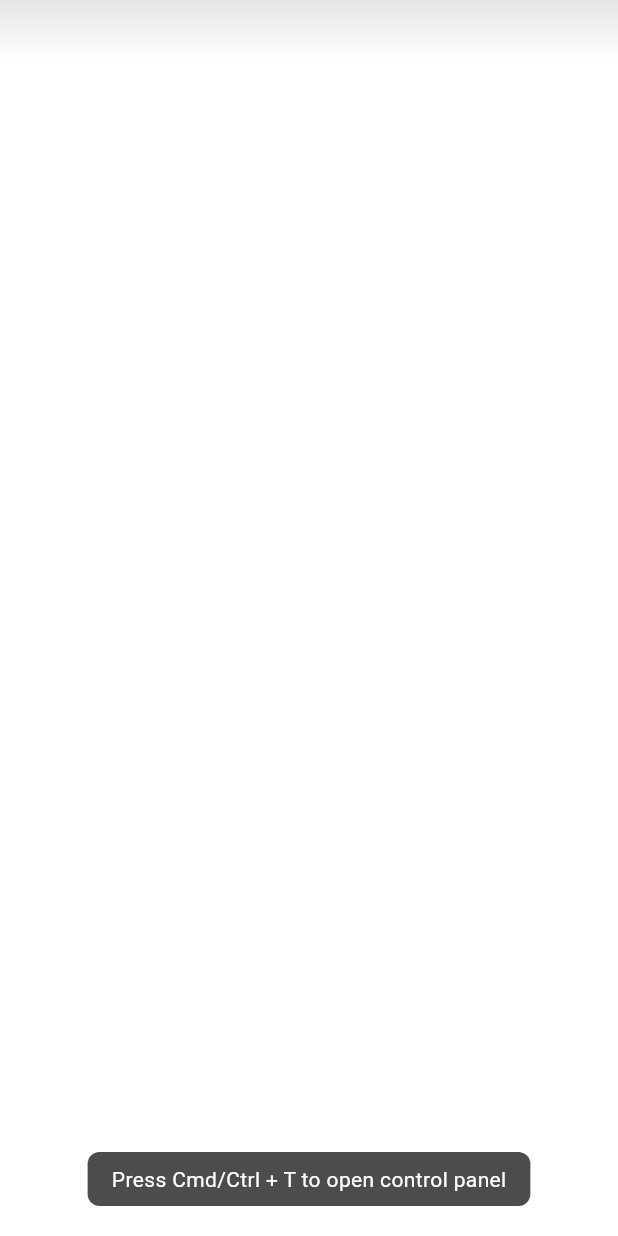
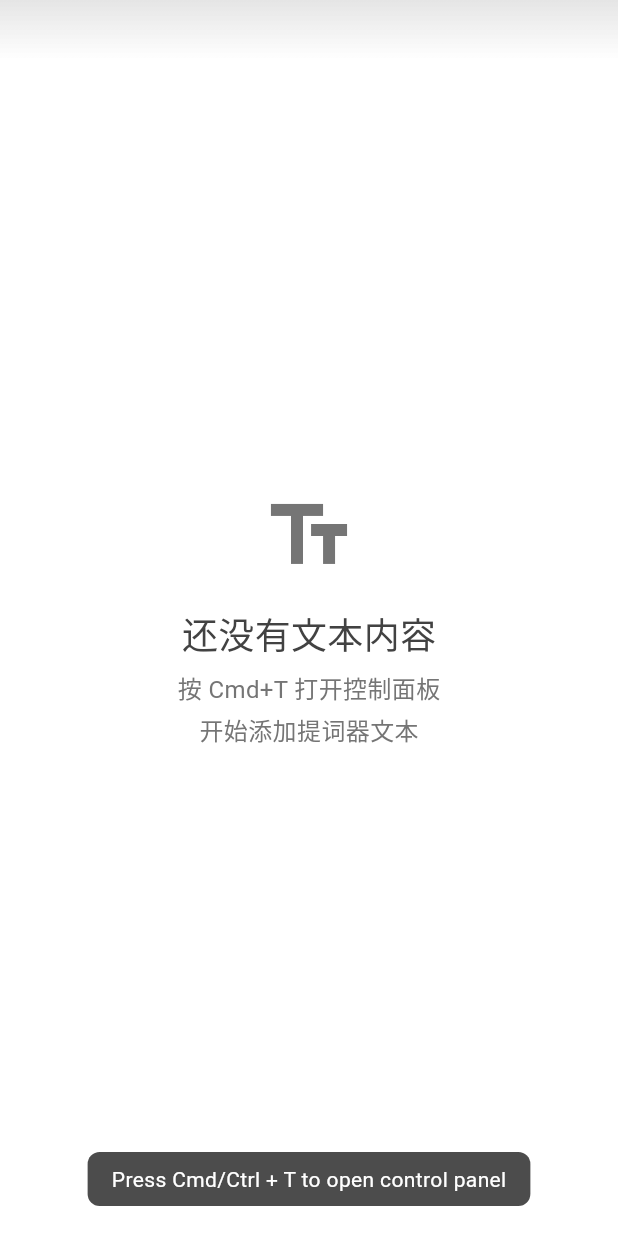
Before and after one commit to datacow-com/-, a Flutter app: the screen it shows after launch, after a tap on "Show Teleprompter", on a phone screen of 412 x 824 dp. Run offline on Flutter 3.47's test engine with Material 3 defaults, Android fonts, the phone set to English and light mode, and no system bars; our stand-ins replace file_picker, shared_preferences; missing offline and left inert: bitsdojo_window, macos_window_utils, window_manager.

Commit message:
P0 UI 修复: 消除黑色窗口问题
- 控制面板改用半透明白色背景(95% 不透明度)
- 所有文字颜色从白色改为深灰色,提高可读性
- 提词器空状态添加半透明提示覆盖层
- 优化 Card 组件样式,添加边框
- 修复 InputDecoration const 错误

```diff
--- a/teleprompter/lib/screens/control_panel_screen.dart
+++ b/teleprompter/lib/screens/control_panel_screen.dart
@@ -58,14 +58,15 @@ class _ControlPanelScreenState extends State<ControlPanelScreen> {
 
         return Container(
           decoration: BoxDecoration(
-            gradient: LinearGradient(
-              begin: Alignment.topLeft,
-              end: Alignment.bottomRight,
-              colors: [
-                Colors.grey.shade900,
-                Colors.black,
-              ],
-            ),
+            color: Colors.white.withOpacity(0.95),
+            borderRadius: BorderRadius.circular(0),
+            boxShadow: [
+              BoxShadow(
+                color: Colors.black.withOpacity(0.1),
+                blurRadius: 20,
+                offset: const Offset(0, 4),
+              ),
+            ],
           ),
           child: SingleChildScrollView(
             padding: const EdgeInsets.all(24),
@@ -97,17 +98,17 @@ class _ControlPanelScreenState extends State<ControlPanelScreen> {
   Widget _buildHeader(TeleprompterProvider provider) {
     return Row(
       children: [
-        const Icon(
+        Icon(
           Icons.settings,
-          color: Colors.white,
+          color: Colors.grey.shade800,
           size: 32,
         ),
         const SizedBox(width: 12),
-        const Expanded(
+        Expanded(
           child: Text(
             'Control Panel',
             style: TextStyle(
-              color: Colors.white,
+              color: Colors.grey.shade900,
               fontSize: 24,
               fontWeight: FontWeight.bold,
             ),
@@ -118,7 +119,7 @@ class _ControlPanelScreenState extends State<ControlPanelScreen> {
           icon: const Icon(Icons.visibility),
           label: const Text('Show Teleprompter'),
           style: ElevatedButton.styleFrom(
-            backgroundColor: Colors.blue.shade700,
+            backgroundColor: Colors.blue.shade600,
             foregroundColor: Colors.white,
             padding: const EdgeInsets.symmetric(
               horizontal: 20,
@@ -136,10 +137,10 @@ class _ControlPanelScreenState extends State<ControlPanelScreen> {
       children: [
         Row(
           children: [
-            const Text(
+            Text(
               'Script Text',
               style: TextStyle(
-                color: Colors.white,
+                color: Colors.grey.shade900,
                 fontSize: 18,
                 fontWeight: FontWeight.w600,
               ),
@@ -170,23 +171,23 @@ class _ControlPanelScreenState extends State<ControlPanelScreen> {
         const SizedBox(height: 12),
         Container(
           decoration: BoxDecoration(
-            color: Colors.grey.shade800,
+            color: Colors.grey.shade50,
             borderRadius: BorderRadius.circular(8),
             border: Border.all(
-              color: Colors.grey.shade700,
+              color: Colors.grey.shade300,
               width: 1,
             ),
           ),
           child: TextField(
             controller: _textController,
             maxLines: 10,
-            style: const TextStyle(
-              color: Colors.white,
+            style: TextStyle(
+              color: Colors.grey.shade900,
               fontSize: 16,
             ),
-            decoration: const InputDecoration(
+            decoration: InputDecoration(
               hintText: 'Enter your script here...',
-              hintStyle: TextStyle(color: Colors.grey),
+              hintStyle: TextStyle(color: Colors.grey.shade400),
               border: InputBorder.none,
               contentPadding: EdgeInsets.all(16),
             ),
@@ -199,16 +200,21 @@ class _ControlPanelScreenState extends State<ControlPanelScreen> {
 
   Widget _buildPlaybackControls(TeleprompterProvider provider) {
     return Card(
-      color: Colors.grey.shade800,
+      color: Colors.white,
+      elevation: 0,
+      shape: RoundedRectangleBorder(
+        borderRadius: BorderRadius.circular(8),
+        side: BorderSide(color: Colors.grey.shade200),
+      ),
       child: Padding(
         padding: const EdgeInsets.all(16),
         child: Column(
           crossAxisAlignment: CrossAxisAlignment.start,
           children: [
-            const Text(
+            Text(
               'Playback Controls',
               style: TextStyle(
-                color: Colors.white,
+                color: Colors.grey.shade900,
                 fontSize: 18,
                 fontWeight: FontWeight.w600,
               ),
@@ -266,16 +272,21 @@ class _ControlPanelScreenState extends State<ControlPanelScreen> {
 
   Widget _buildSettings(TeleprompterProvider provider, settings) {
     return Card(
-      color: Colors.grey.shade800,
+      color: Colors.white,
+      elevation: 0,
+      shape: RoundedRectangleBorder(
+        borderRadius: BorderRadius.circular(8),
+        side: BorderSide(color: Colors.grey.shade200),
+      ),
       child: Padding(
         padding: const EdgeInsets.all(16),
         child: Column(
           crossAxisAlignment: CrossAxisAlignment.start,
           children: [
-            const Text(
+            Text(
               'Settings',
               style: TextStyle(
-                color: Colors.white,
+                color: Colors.grey.shade900,
                 fontSize: 18,
                 fontWeight: FontWeight.w600,
               ),
@@ -348,8 +359,8 @@ class _ControlPanelScreenState extends State<ControlPanelScreen> {
           children: [
             Text(
               label,
-              style: const TextStyle(
-                color: Colors.white,
+              style: TextStyle(
+                color: Colors.grey.shade700,
                 fontSize: 14,
               ),
             ),
--- a/teleprompter/lib/screens/teleprompter_screen.dart
+++ b/teleprompter/lib/screens/teleprompter_screen.dart
@@ -29,6 +29,53 @@ class TeleprompterScreen extends StatelessWidget {
                 onScrollPositionChanged: provider.updateScrollPosition,
                 initialScrollPosition: provider.scrollPosition,
               ),
+
+              // Empty state hint - semi-transparent overlay
+              if (settings.text.isEmpty)
+                Positioned.fill(
+                  child: Container(
+                    decoration: BoxDecoration(
+                      color: Colors.white.withOpacity(0.5),
+                    ),
+                    child: Center(
+                      child: Column(
+                        mainAxisAlignment: MainAxisAlignment.center,
+                        children: [
+                          Icon(
+                            Icons.text_fields,
+                            size: 64,
+                            color: Colors.grey.shade600,
+                          ),
+                          const SizedBox(height: 16),
+                          Text(
+                            '还没有文本内容',
+                            style: TextStyle(
+                              fontSize: 24,
+                              fontWeight: FontWeight.w500,
+                              color: Colors.grey.shade800,
+                            ),
+                          ),
+                          const SizedBox(height: 8),
+                          Text(
+                            '按 Cmd+T 打开控制面板',
+                            style: TextStyle(
+                              fontSize: 16,
+                              color: Colors.grey.shade600,
+                            ),
+                          ),
+                          const SizedBox(height: 4),
+                          Text(
+                            '开始添加提词器文本',
+                            style: TextStyle(
+                              fontSize: 16,
+                              color: Colors.grey.shade600,
+                            ),
+                          ),
+                        ],
+                      ),
+                    ),
+                  ),
+                ),
 
               // Drag handle area at the top
               // Note: When mouse pass-through is enabled (WS_EX_TRANSPARENT on Windows),
```
